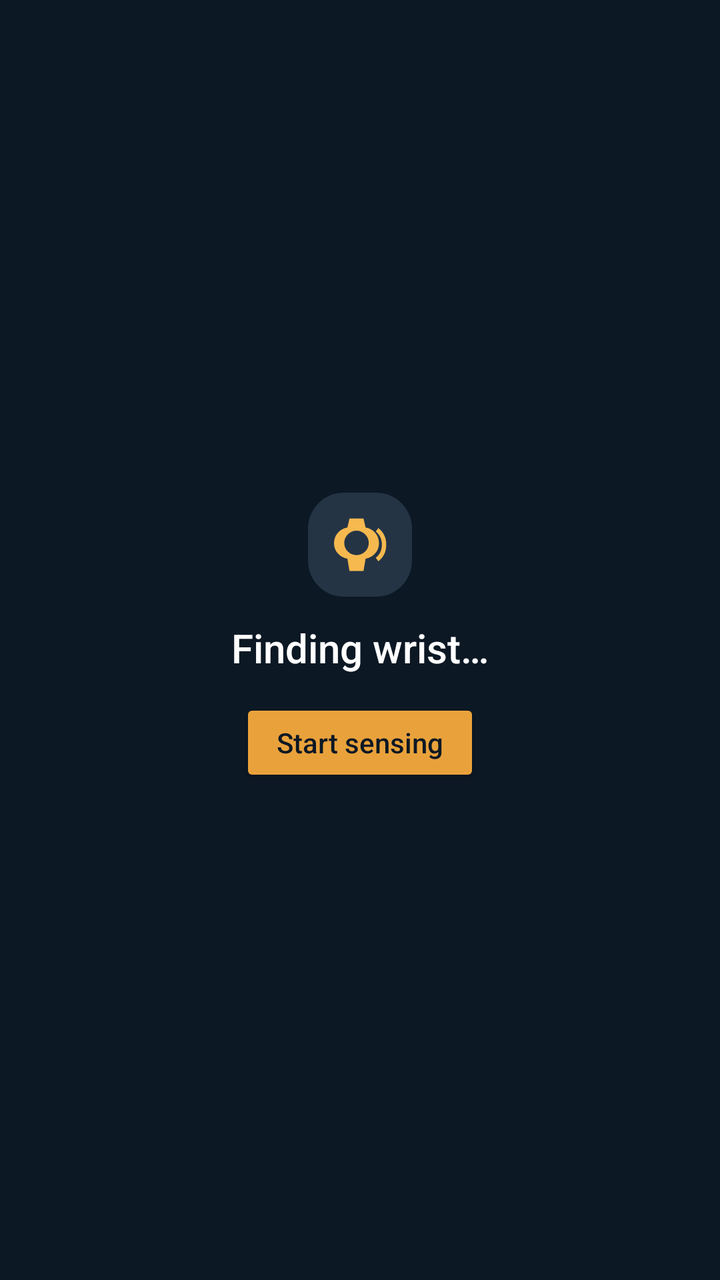
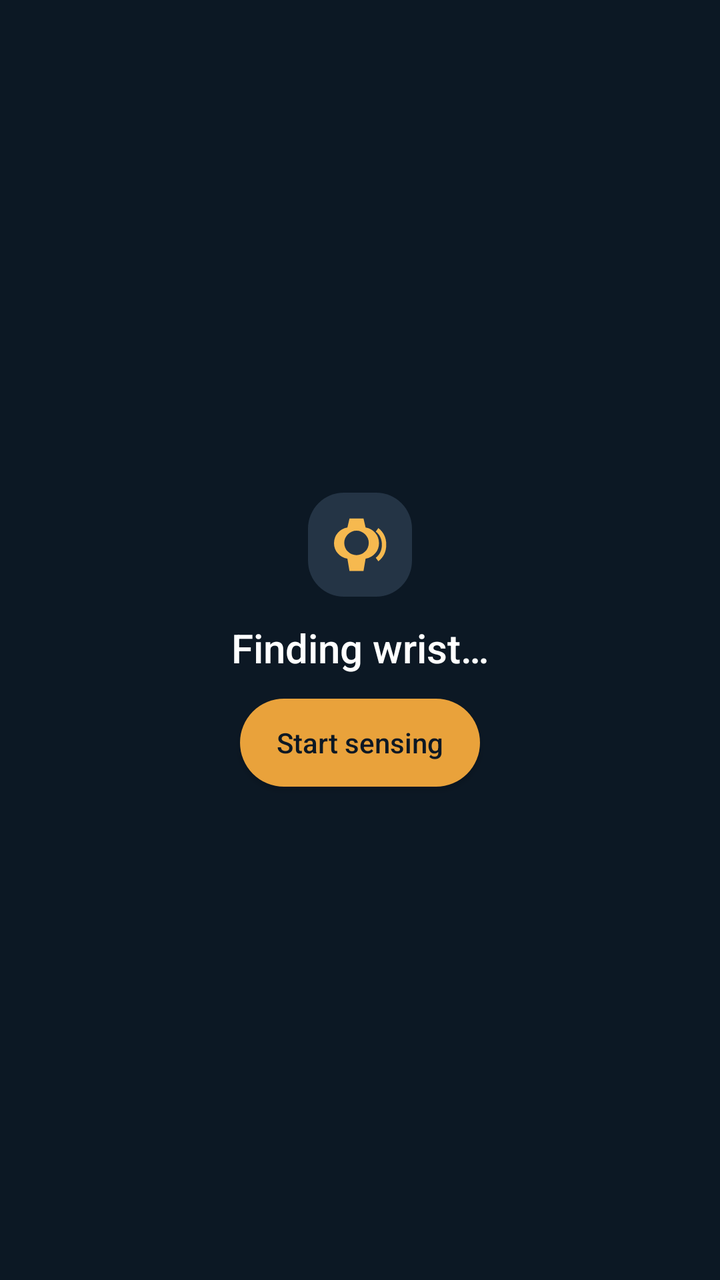

An Android layout rendered at two revisions. The XML below is the earlier revision; the diff shows what the commit changed to produce the second picture.
<!-- AndroidManifest.xml: application theme Theme.WristRing.Watch -->
<!-- res/layout/activity_main.xml -->
<?xml version="1.0" encoding="utf-8"?>
<LinearLayout xmlns:android="http://schemas.android.com/apk/res/android"
    android:layout_width="match_parent"
    android:layout_height="match_parent"
    android:background="#0C1824"
    android:gravity="center"
    android:orientation="vertical"
    android:padding="22dp">

    <ImageView
        android:layout_width="52dp"
        android:layout_height="52dp"
        android:background="@drawable/icon_plate"
        android:contentDescription="@null"
        android:padding="12dp"
        android:src="@drawable/ic_wrist_ring"
        android:tint="#F6B94F" />

    <TextView
        android:id="@+id/status"
        android:layout_width="wrap_content"
        android:layout_height="wrap_content"
        android:layout_marginTop="12dp"
        android:fontFamily="sans-serif-medium"
        android:text="@string/status_waiting"
        android:textColor="#FFFFFF"
        android:textSize="20sp" />

    <Button
        android:id="@+id/monitoring"
        android:layout_width="wrap_content"
        android:layout_height="44dp"
        android:layout_marginTop="12dp"
        android:backgroundTint="#E9A23B"
        android:fontFamily="sans-serif-medium"
        android:minWidth="120dp"
        android:text="@string/start_monitoring"
        android:textAllCaps="false"
        android:textColor="#0C1824" />
</LinearLayout>
<!-- resources referenced by this layout -->
<resources>
  <!-- drawable ic_wrist_ring (drawable) -->
  <vector xmlns:android="http://schemas.android.com/apk/res/android"
      android:width="32dp" android:height="32dp" android:viewportWidth="32" android:viewportHeight="32">
      <path android:fillColor="#FFFFFFFF" android:pathData="M10,1h8l1.2,5.2A9,9 0,0 1,19.2 24L18,31h-8l-1.2,-7A9,9 0,0 1,8.8 6.2zM14,8a7,7 0,1 0,0 14a7,7 0,0 0,0 -14z" />
      <path android:fillColor="#FFFFFFFF" android:pathData="M23,10c2,1.5 3,3.5 3,6s-1,4.5 -3,6l-1.5,-2c1.3,-1 2,-2.3 2,-4s-0.7,-3 -2,-4zM26.5,6.5c3,2.4 4.5,5.5 4.5,9.5s-1.5,7.1 -4.5,9.5l-1.5,-2c2.3,-1.8 3.5,-4.3 3.5,-7.5S27.3,10.3 25,8.5z" />
  </vector>
  <!-- drawable icon_plate (drawable) -->
  <shape xmlns:android="http://schemas.android.com/apk/res/android" android:shape="rectangle">
      <solid android:color="#243445" />
      <corners android:radius="18dp" />
  </shape>
  <string name="start_monitoring">Start sensing</string>
  <string name="status_waiting">Finding wrist…</string>
  <style name="Theme.WristRing.Watch" parent="android:style/Theme.Material.NoActionBar">
          <item name="android:fontFamily">sans-serif</item>
          <item name="android:colorAccent">#E9A23B</item>
          <item name="android:windowBackground">#0C1824</item>
      </style>
</resources>

<!-- the commit's change to res/layout/activity_main.xml (unified diff, before → after) -->
@@ -31,7 +31,7 @@
         android:layout_width="wrap_content"
         android:layout_height="44dp"
         android:layout_marginTop="12dp"
-        android:backgroundTint="#E9A23B"
+        android:background="@drawable/button_primary"
         android:fontFamily="sans-serif-medium"
         android:minWidth="120dp"
         android:text="@string/start_monitoring"
<!-- resource entries referenced after the edit -->
@@ -1,5 +1,20 @@
 <!-- resources referenced by this layout -->
 <resources>
+  <!-- drawable button_primary (drawable) -->
+  <selector xmlns:android="http://schemas.android.com/apk/res/android">
+      <item android:state_pressed="true">
+          <shape android:shape="rectangle">
+              <solid android:color="#D98E26" />
+              <corners android:radius="24dp" />
+          </shape>
+      </item>
+      <item>
+          <shape android:shape="rectangle">
+              <solid android:color="#E9A23B" />
+              <corners android:radius="24dp" />
+          </shape>
+      </item>
+  </selector>
   <!-- drawable ic_wrist_ring (drawable) -->
   <vector xmlns:android="http://schemas.android.com/apk/res/android"
       android:width="32dp" android:height="32dp" android:viewportWidth="32" android:viewportHeight="32">
